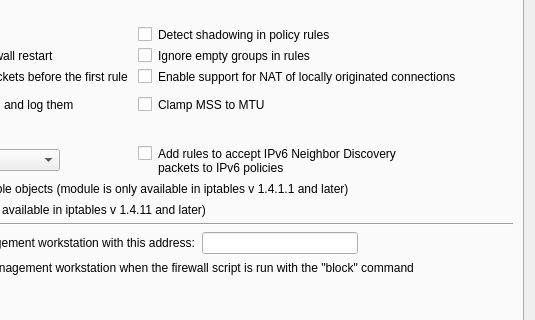
This is src/firewallfabrik/gui/ui/iptablessettingsdialog_q.ui in Linuxfabrik/firewallfabrik as Qt 5 draws it before an edit; both pictures show x 265 to 800 and y 189 to 509 of the 800 by 600 pixel window. The edited form follows.
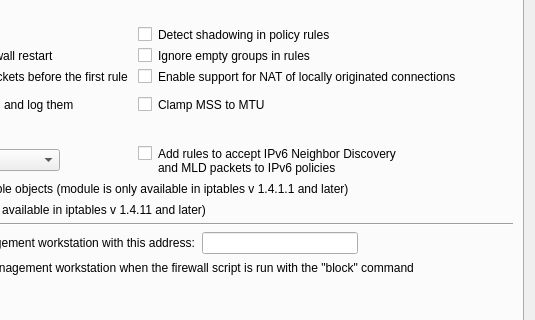
This is the edited form.

```diff
--- a/src/firewallfabrik/gui/ui/iptablessettingsdialog_q.ui
+++ b/src/firewallfabrik/gui/ui/iptablessettingsdialog_q.ui
@@ -478,7 +478,7 @@
            </property>
            <property name="text">
             <string>Add rules to accept IPv6 Neighbor Discovery
-packets to IPv6 policies</string>
+and MLD packets to IPv6 policies</string>
            </property>
           </widget>
          </item>
```
Left out of the diff: 7 changed lines with no effect on the pictures.
